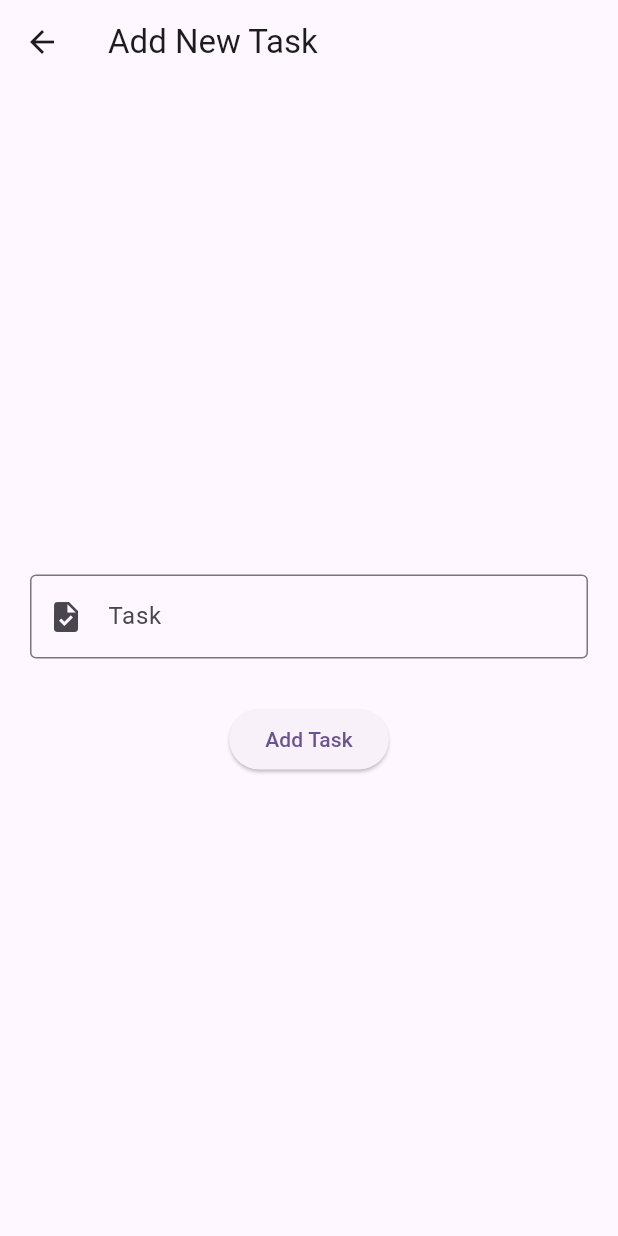
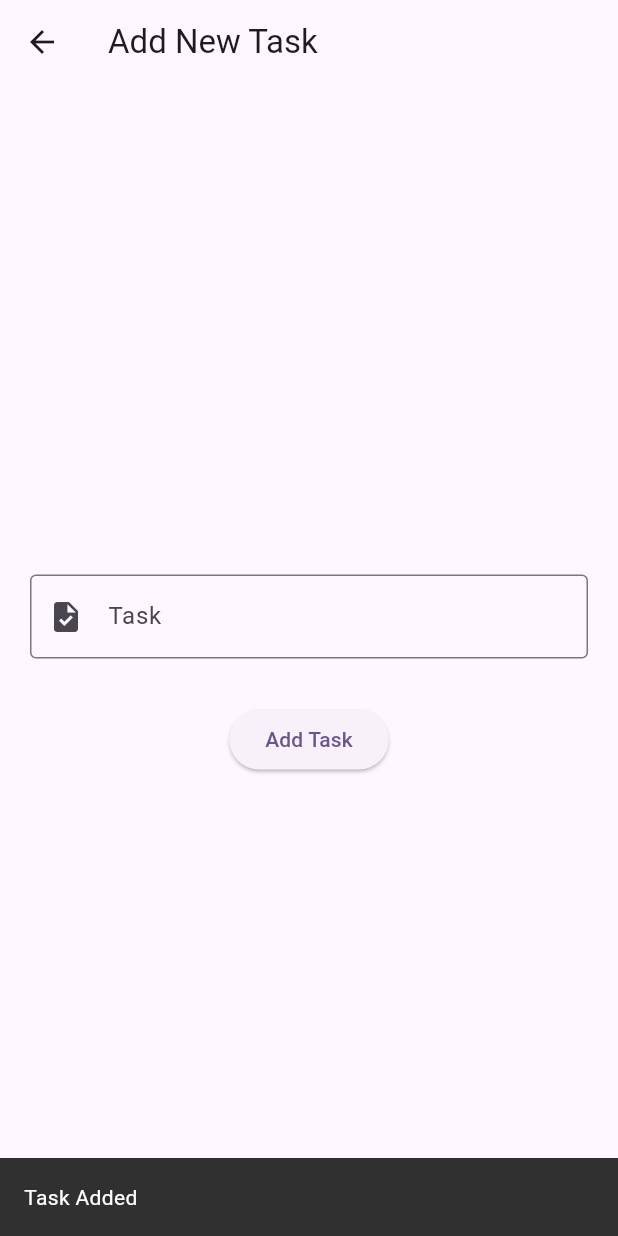
Before and after one commit to kartikkumarofficial/todo, a Flutter app: the NewTaskPage screen opened directly, after a tap on "Add Task", on a phone screen of 412 x 824 dp. Run offline on Flutter 3.47's test engine with Material 3 defaults, Android fonts, the phone set to English and light mode, and no system bars; our stand-ins replace cloud_firestore, firebase_auth, firebase_core, get; accounts and stored records are empty.

Commit message:
delete function

```diff
--- a/lib/screens/newtaskpage.dart
+++ b/lib/screens/newtaskpage.dart
@@ -61,12 +61,20 @@ class _NewTaskPageState extends State<NewTaskPage> {
             SizedBox(height: 10),
             ElevatedButton(
                 onPressed: ()async{
+
                   CollectionReference collref = FirebaseFirestore.instance.collection('tasks');
                   try{
                     await collref.add({
                       'task':taskController.text,
                       'timestamp':FieldValue.serverTimestamp(),
+
                     });
+                    Get.showSnackbar(
+                        GetSnackBar(
+                          message: 'Task Added',
+                          duration: Duration(seconds: 2),
+                        )
+                    );
                   }
                   catch(e){
                     Get.showSnackbar(
--- a/lib/screens/taskpage.dart
+++ b/lib/screens/taskpage.dart
@@ -28,13 +28,14 @@ class _TaskPageState extends State<TaskPage> {
     }).toList());
   }
 
-  Future<void> deleteTask () async{
+  Future<void> deleteTask (String tasksId) async{
     try{
-      await FirebaseFirestore.instance.collection('tasks').doc(taskId]).delete();
+      await FirebaseFirestore.instance.collection('tasks').doc(tasksId).delete();
       Get.showSnackbar(
         GetSnackBar(
-          title: 'Task',
+          // title: 'Task',
           message: 'Task Deleted',
+          duration: Duration(seconds: 2),
         )
       );
 
@@ -55,9 +56,15 @@ class _TaskPageState extends State<TaskPage> {
   Widget build(BuildContext context) {
     return Scaffold(
       appBar: AppBar(
+        backgroundColor: Color.fromRGBO(71, 240, 255, 1.0),
         title: Text('To Do List'),
       ),
-      body: StreamBuilder<List<Map<String, dynamic>>>(
+      body:
+      Container(
+        color: Color.fromRGBO(71, 240, 255, 1.0),
+        height: double.infinity,
+        width: double.infinity,
+        child: StreamBuilder<List<Map<String, dynamic>>>(
           stream: Tasks(),
           builder: (context, snapshot) {
             if (snapshot.connectionState == ConnectionState.waiting) {
@@ -65,7 +72,17 @@ class _TaskPageState extends State<TaskPage> {
             } else if (snapshot.hasError) {
               return Center(child: Text('Error: ${snapshot.error}'));
             } else if (!snapshot.hasData || snapshot.data!.isEmpty) {
-            return Center(child: Text('No tasks available. Add a task!'));
+              // return Center(child: Text('No tasks available. Add a task!'));
+              return Padding(
+                padding: EdgeInsets.all(10),
+                child: ListTile(
+                  // tileColor: Color.fromRGBO(71, 240, 255, 1.0),
+                  title: Text('Add a task'),
+                  onTap: (){
+                    Get.to(NewTaskPage());
+                  },
+                ),
+              );
             } else {
               final tasks = snapshot.data!;
               return ListView.builder(
@@ -73,6 +90,11 @@ class _TaskPageState extends State<TaskPage> {
                 itemBuilder: (context, index) {
                   final task = tasks[index];
                   return ListTile(
+                    trailing: IconButton(
+                        onPressed: (){
+                          deleteTask(task['id']);
+                        },
+                        icon: Icon(Icons.delete)),
                     title: Text(task['name']),
                     onTap: () {
 
@@ -83,7 +105,9 @@ class _TaskPageState extends State<TaskPage> {
             }
           },
         ),
+      ),
       floatingActionButton: FloatingActionButton(
+        backgroundColor: Color.fromRGBO(71, 240, 255, 1.0),
         onPressed: () {
           // showbottomsheet();
           Get.to(NewTaskPage());
```
Lines whose indentation alone changed are shown as unchanged.
